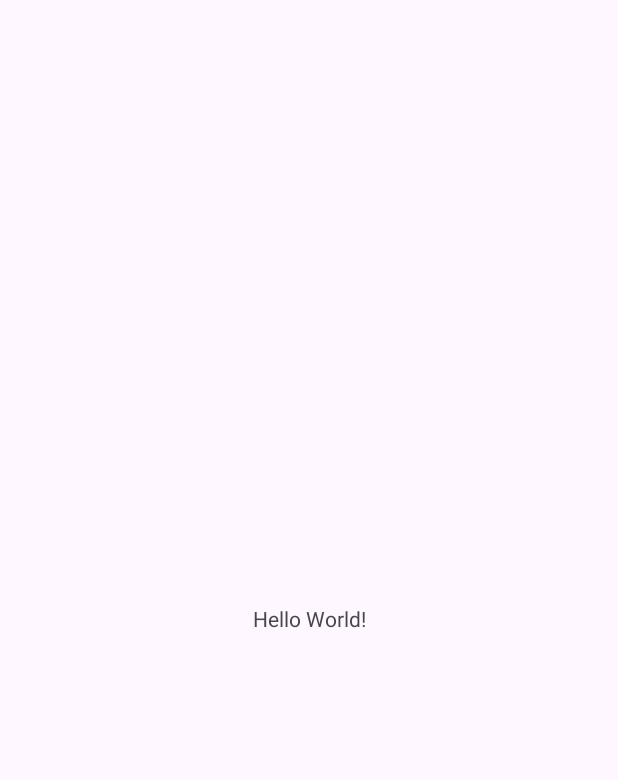
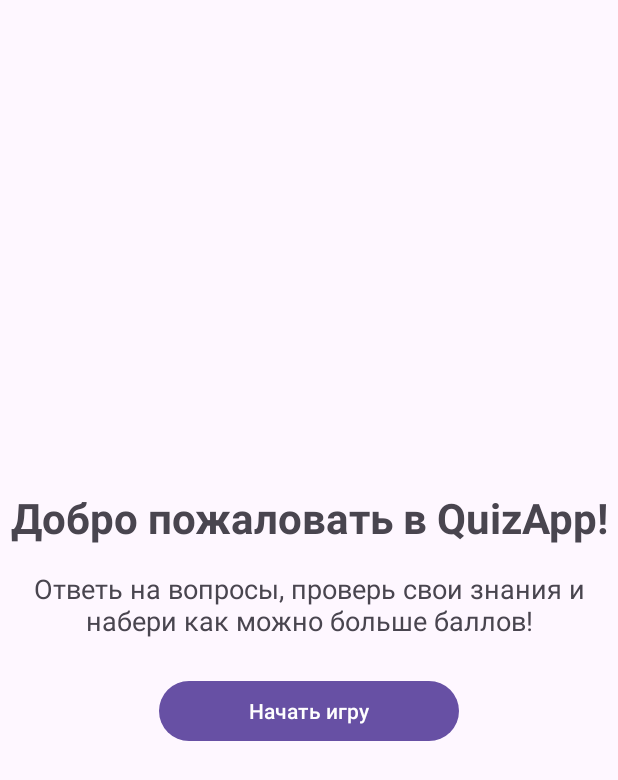
Before and after one commit to ACT1CO/QuizApp, an Android app: the screen it shows after launch (MainActivity), on a phone screen of 412 x 824 dp. Before the commit the part shown is almost empty. Shown: the top 780 px of the screen. Run offline under Robolectric (Android 15) with nearby library versions, the phone set to English and light mode, and no system bars.

Commit message:
Lab 5 - Quiz UI

```diff
--- /dev/null
+++ b/app/src/main/java/ru/student/quizapp/MainActivity.kt
@@ -0,0 +1,19 @@
+package ru.student.quizapp
+
+import android.content.Intent
+import android.os.Bundle
+import android.widget.Button
+import androidx.appcompat.app.AppCompatActivity
+
+class MainActivity : AppCompatActivity() {
+    override fun onCreate(savedInstanceState: Bundle?) {
+        super.onCreate(savedInstanceState)
+        setContentView(R.layout.activity_main)
+
+        // Открываем экран викторины после нажатия кнопки
+        val startButton = findViewById<Button>(R.id.btnStart)
+        startButton.setOnClickListener {
+            startActivity(Intent(this, QuizActivity::class.java))
+        }
+    }
+}
--- a/app/src/main/res/layout/activity_main.xml
+++ b/app/src/main/res/layout/activity_main.xml
@@ -1,19 +1,51 @@
 <?xml version="1.0" encoding="utf-8"?>
-<androidx.constraintlayout.widget.ConstraintLayout xmlns:android="http://schemas.android.com/apk/res/android"
+<androidx.constraintlayout.widget.ConstraintLayout
+    xmlns:android="http://schemas.android.com/apk/res/android"
     xmlns:app="http://schemas.android.com/apk/res-auto"
     xmlns:tools="http://schemas.android.com/tools"
     android:id="@+id/main"
     android:layout_width="match_parent"
     android:layout_height="match_parent"
+    android:padding="24dp"
     tools:context=".MainActivity">
 
     <TextView
+        android:id="@+id/tvTitle"
+        android:layout_width="0dp"
+        android:layout_height="wrap_content"
+        android:gravity="center"
+        android:text="Добро пожаловать в QuizApp!"
+        android:textSize="28sp"
+        android:textStyle="bold"
+        app:layout_constraintTop_toTopOf="parent"
+        app:layout_constraintBottom_toTopOf="@id/tvDescription"
+        app:layout_constraintStart_toStartOf="parent"
+        app:layout_constraintEnd_toEndOf="parent"
+        app:layout_constraintVertical_chainStyle="packed" />
+
+    <TextView
+        android:id="@+id/tvDescription"
+        android:layout_width="0dp"
+        android:layout_height="wrap_content"
+        android:layout_marginTop="16dp"
+        android:gravity="center"
+        android:text="Ответь на вопросы, проверь свои знания и набери как можно больше баллов!"
+        android:textSize="18sp"
+        app:layout_constraintTop_toBottomOf="@id/tvTitle"
+        app:layout_constraintBottom_toTopOf="@id/btnStart"
+        app:layout_constraintStart_toStartOf="parent"
+        app:layout_constraintEnd_toEndOf="parent" />
+
+    <Button
+        android:id="@+id/btnStart"
         android:layout_width="wrap_content"
         android:layout_height="wrap_content"
-        android:text="Hello World!"
+        android:layout_marginTop="24dp"
+        android:minWidth="200dp"
+        android:text="Начать игру"
+        app:layout_constraintTop_toBottomOf="@id/tvDescription"
         app:layout_constraintBottom_toBottomOf="parent"
-        app:layout_constraintEnd_toEndOf="parent"
         app:layout_constraintStart_toStartOf="parent"
-        app:layout_constraintTop_toTopOf="parent" />
+        app:layout_constraintEnd_toEndOf="parent" />
 
 </androidx.constraintlayout.widget.ConstraintLayout>
```
Also changed, not shown: app/src/main/AndroidManifest.xml (+6 -3 lines), app/src/main/java/ru/student/quizapp/QuizActivity.kt (added, +13 -0 lines), app/src/main/res/layout/activity_quiz.xml (added, +76 -0 lines).
